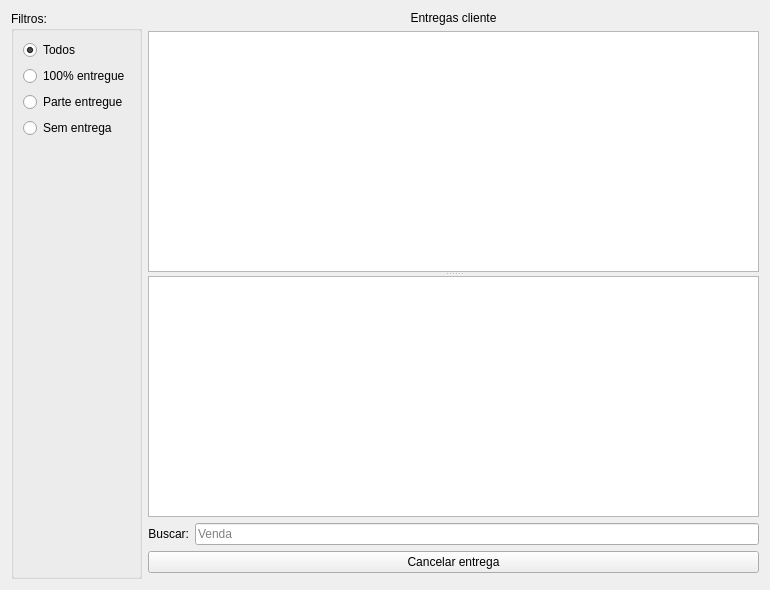
Qt form ui/widgetlogisticaentregues.ui (darktorres/ERP-STACCATO) before a commit.
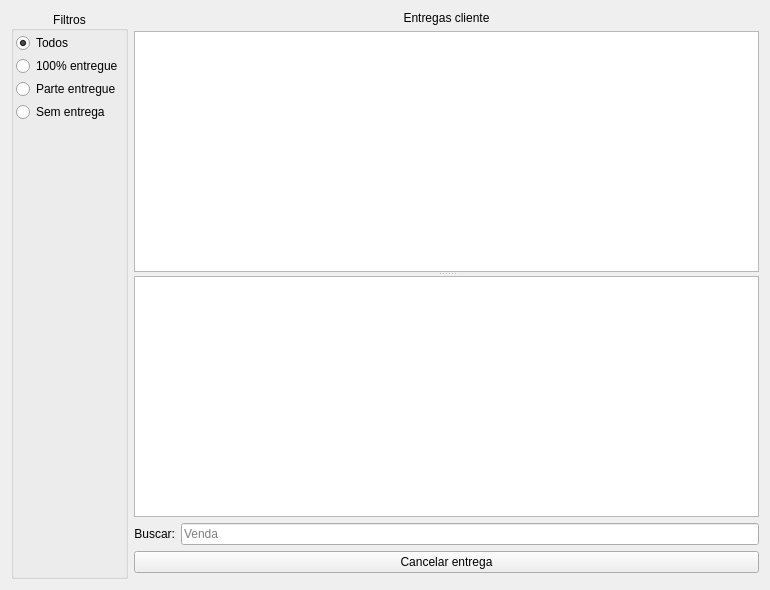
The same form after that commit. Custom widgets are drawn as their Qt base class.

What changed in the file:
```diff
--- a/ui/widgetlogisticaentregues.ui
+++ b/ui/widgetlogisticaentregues.ui
@@ -46,10 +46,59 @@
       <bool>true</bool>
      </property>
      <property name="title">
-      <string>Filtros:</string>
+      <string>Filtros</string>
      </property>
-     <layout class="QGridLayout" name="gridLayout_12">
-      <item row="4" column="0">
+     <property name="alignment">
+      <set>Qt::AlignCenter</set>
+     </property>
+     <layout class="QVBoxLayout" name="verticalLayout">
+      <property name="spacing">
+       <number>3</number>
+      </property>
+      <property name="leftMargin">
+       <number>2</number>
+      </property>
+      <property name="topMargin">
+       <number>2</number>
+      </property>
+      <property name="rightMargin">
+       <number>2</number>
+      </property>
+      <property name="bottomMargin">
+       <number>2</number>
+      </property>
+      <item>
+       <widget class="QRadioButton" name="radioButtonEntregaLimpar">
+        <property name="text">
+         <string>Todos</string>
+        </property>
+        <property name="checked">
+         <bool>true</bool>
+        </property>
+       </widget>
+      </item>
+      <item>
+       <widget class="QRadioButton" name="radioButtonTotalEntrega">
+        <property name="text">
+         <string>100% entregue</string>
+        </property>
+       </widget>
+      </item>
+      <item>
+       <widget class="QRadioButton" name="radioButtonParcialEntrega">
+        <property name="text">
+         <string>Parte entregue</string>
+        </property>
+       </widget>
+      </item>
+      <item>
+       <widget class="QRadioButton" name="radioButtonSemEntrega">
+        <property name="text">
+         <string>Sem entrega</string>
+        </property>
+       </widget>
+      </item>
+      <item>
        <spacer name="verticalSpacer_5">
         <property name="orientation">
          <enum>Qt::Vertical</enum>
@@ -62,37 +111,6 @@
         </property>
        </spacer>
       </item>
-      <item row="3" column="0">
-       <widget class="QRadioButton" name="radioButtonSemEntrega">
-        <property name="text">
-         <string>Sem entrega</string>
-        </property>
-       </widget>
-      </item>
-      <item row="2" column="0">
-       <widget class="QRadioButton" name="radioButtonParcialEntrega">
-        <property name="text">
-         <string>Parte entregue</string>
-        </property>
-       </widget>
-      </item>
-      <item row="1" column="0">
-       <widget class="QRadioButton" name="radioButtonTotalEntrega">
-        <property name="text">
-         <string>100% entregue</string>
-        </property>
-       </widget>
-      </item>
-      <item row="0" column="0">
-       <widget class="QRadioButton" name="radioButtonEntregaLimpar">
-        <property name="text">
-         <string>Todos</string>
-        </property>
-        <property name="checked">
-         <bool>true</bool>
-        </property>
-       </widget>
-      </item>
      </layout>
     </widget>
    </item>
```
